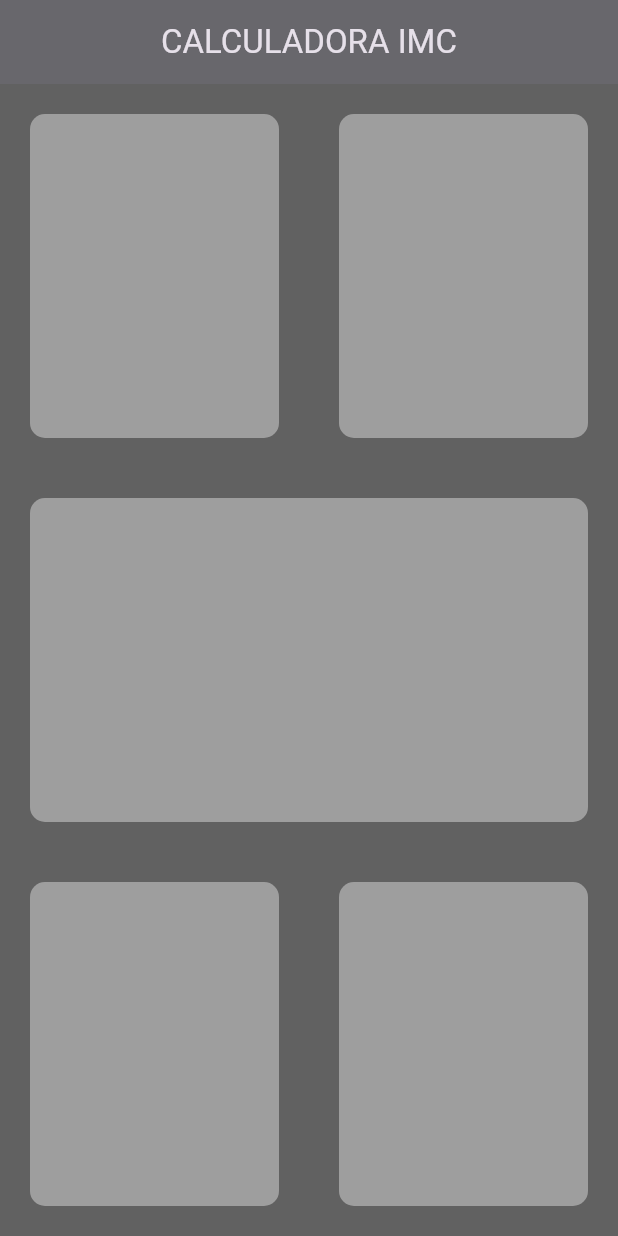
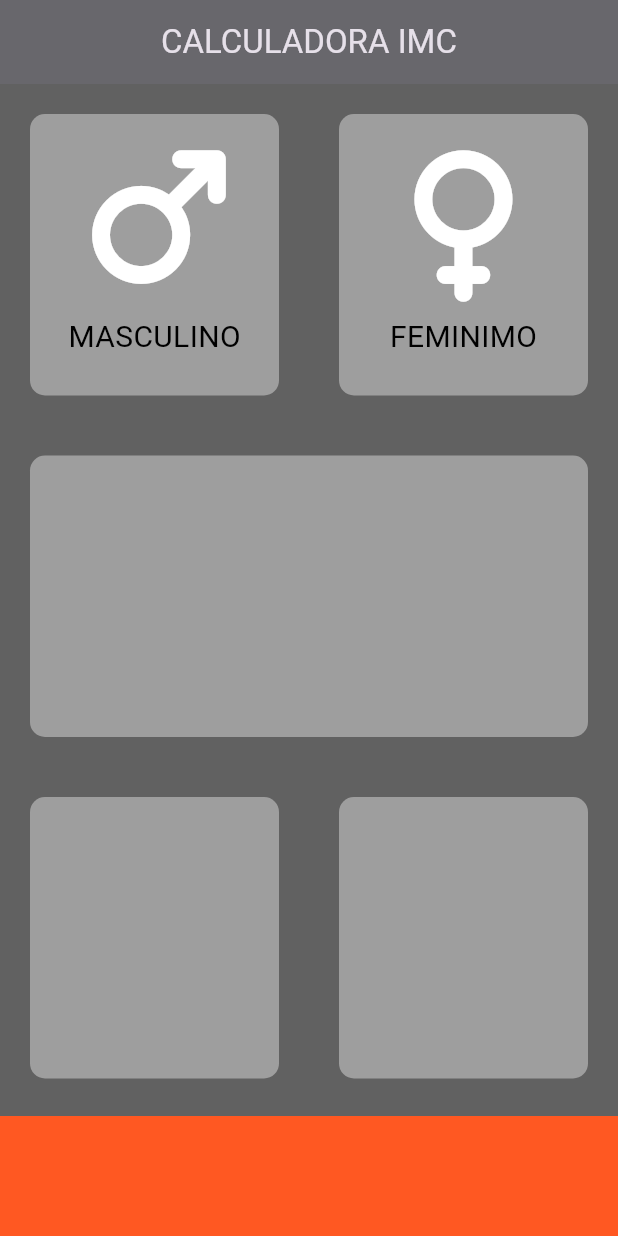
Before and after one commit to PauloDev13/imccalc-flutter, a Flutter app: the screen it shows after launch, on a phone screen of 412 x 824 dp. Run offline on Flutter 3.47's test engine with Material 3 defaults, Android fonts, the phone set to English and light mode, and no system bars; our stand-ins replace font_awesome_flutter.

Commit message:
Customizing Card Icons

```diff
--- a/lib/tela_principal.dart
+++ b/lib/tela_principal.dart
@@ -1,4 +1,9 @@
 import 'package:flutter/material.dart';
+import 'package:font_awesome_flutter/font_awesome_flutter.dart';
+
+const ALTURA_CONTAINER_INFERIOR = 80.0;
+const COR_CONTAINER_INFERIOR = Color(0xFFff5822);
+const COR_ATIVA_CARTAO = Color(0xFF9e9e9e);
 
 class TelaPrincipal extends StatefulWidget {
   const TelaPrincipal({super.key});
@@ -19,40 +24,88 @@ class _TelaPrincipalState extends State<TelaPrincipal> {
           Expanded(child:
             Row(
               children: [
-                Expanded(child:
-                  CartaoPadrao(
-                    cor: Color(0xFF9e9e9e),
+                Expanded(
+                  child: CartaoPadrao(
+                    cor: COR_ATIVA_CARTAO,
+                    filhosCartao: ConteudoIcone(
+                      icone: FontAwesomeIcons.mars,
+                      descricao: 'MASCULINO',
+                    )
                   ),
                 ),
-                Expanded(child:
-                  CartaoPadrao(
-                    cor: Color(0xFF9e9e9e),
+                Expanded(
+                  child: CartaoPadrao(
+                    cor: COR_ATIVA_CARTAO,
+                    filhosCartao: ConteudoIcone(
+                      icone: FontAwesomeIcons.venus,
+                      descricao: 'FEMINIMO',
+                    ),
                   ),
                 ),
               ],
             ),
           ),
-          Expanded(child:
-            CartaoPadrao(cor: Color(0xFF9e9e9e),),
+          Expanded(
+            child: CartaoPadrao(
+              cor: COR_ATIVA_CARTAO,
+            ),
           ),
           Expanded(child:
             Row(
               children: <Widget>[
-                Expanded(child:
-                  CartaoPadrao(
-                    cor: Color(0xFF9e9e9e),
+                Expanded(
+                  child: CartaoPadrao(
+                    cor: COR_ATIVA_CARTAO,
                   ),
                 ),
-                Expanded(child:
-                  CartaoPadrao(
-                    cor: Color(0xFF9e9e9e),
+                Expanded(
+                  child: CartaoPadrao(
+                    cor: COR_ATIVA_CARTAO,
                   ),
                 ),
               ],
             ),
           ),
+          Container(
+            color: COR_CONTAINER_INFERIOR,
+            margin: EdgeInsets.only(top: 5.0),
+            width: double.infinity,
+            height: ALTURA_CONTAINER_INFERIOR,
+          )
         ],
       )
+    );
+  }
+}
+
+class ConteudoIcone extends StatelessWidget {
+  final IconData icone;
+  final String descricao;
+
+  const ConteudoIcone({
+    super.key,
+    required this.icone,
+    required this.descricao,
+  });
+
+  @override
+  Widget build(BuildContext context) {
+    return Column(
+      mainAxisAlignment: MainAxisAlignment.center,
+      children: <Widget>[
+        Icon(
+          icone,
+          size: 95.0,
+        ),
+        SizedBox(height: 15.0,),
+        Text(
+          descricao,
+          style: TextStyle(
+            fontSize: 20.0,
+            color: Colors.black,
+          ),
+        ),
+      ],
     );
   }
 }
@@ -60,10 +113,12 @@ class _TelaPrincipalState extends State<TelaPrincipal> {
 class CartaoPadrao extends StatelessWidget {
   // propriedade que será informada
   final Color cor;
+  final Widget? filhosCartao;
   // construtor
   const CartaoPadrao({
     super.key,
-    required this.cor
+    required this.cor,
+    this.filhosCartao,
   });
 
   @override
@@ -74,6 +129,7 @@ class CartaoPadrao extends StatelessWidget {
         color: cor,
         borderRadius: BorderRadius.circular(10.0),
       ),
+      child: filhosCartao,
     );
   }
 }
--- a/pubspec.yaml
+++ b/pubspec.yaml
@@ -34,6 +34,7 @@ dependencies:
   # The following adds the Cupertino Icons font to your application.
   # Use with the CupertinoIcons class for iOS style icons.
   cupertino_icons: ^1.0.8
+  font_awesome_flutter: ^10.10.0
 
 dev_dependencies:
   flutter_test:
```
Also changed, not shown: pubspec.lock.
